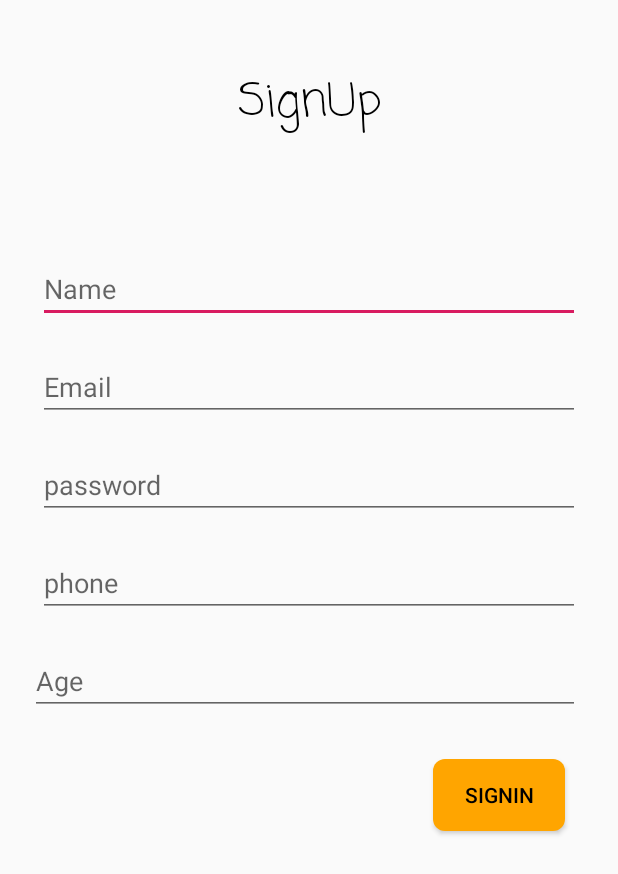
After one commit to CSEguys/COVID-Risk-Management, an Android app: the SignUpActivity screen opened directly, with no data from a screen before it, on a phone screen of 412 x 824 dp. The commit adds this screen. Shown: the top 874 px of the screen. Run offline under Robolectric (Android 15) with nearby library versions, the phone set to English and light mode, and no system bars; our stand-ins replace Firebase (no records; nobody signed in at launch, a user with empty details on screens opened directly).

Commit message:
signUp implementation

```diff
--- a/app/src/main/AndroidManifest.xml
+++ b/app/src/main/AndroidManifest.xml
@@ -1,6 +1,8 @@
 <?xml version="1.0" encoding="utf-8"?>
 <manifest xmlns:android="http://schemas.android.com/apk/res/android"
     package="com.csedevs.covid_riskmangement">
+
+    <uses-permission android:name="android.permission.INTERNET" />
 
     <application
         android:allowBackup="true"
@@ -9,7 +11,8 @@
         android:roundIcon="@mipmap/ic_launcher_round"
         android:supportsRtl="true"
         android:theme="@style/AppTheme">
-        <activity android:name=".VolunteerOptionsActivity"></activity>
+        <activity android:name=".SignUpActivity"></activity>
+        <activity android:name=".VolunteerOptionsActivity" />
         <activity android:name=".volunteerActivity" />
         <activity android:name=".MainActivity">
             <intent-filter>
--- /dev/null
+++ b/app/src/main/java/com/csedevs/covid_riskmangement/SignUpActivity.java
@@ -0,0 +1,129 @@
+package com.csedevs.covid_riskmangement;
+
+import androidx.annotation.NonNull;
+import androidx.appcompat.app.AppCompatActivity;
+
+import android.os.Bundle;
+import android.view.View;
+import android.widget.Button;
+import android.widget.EditText;
+import android.widget.Toast;
+
+import com.google.android.gms.tasks.OnCompleteListener;
+import com.google.android.gms.tasks.OnSuccessListener;
+import com.google.android.gms.tasks.Task;
+import com.google.android.material.snackbar.Snackbar;
+import com.google.firebase.auth.AuthResult;
+import com.google.firebase.auth.FirebaseAuth;
+import com.google.firebase.database.DatabaseReference;
+import com.google.firebase.database.FirebaseDatabase;
+
+public class SignUpActivity extends AppCompatActivity {
+
+    //Components...
+    EditText namegetter, agegetter, mailgetter, pwdgetter, phgetter;
+    Button getin;
+
+    //Auth Related inits...
+    FirebaseAuth firebaseAuth;
+    DatabaseReference databaseReference;
+
+    //Var to hold hardcoded values....
+    String name, age, mail, pwd, phone;
+
+    //DataModel class....
+    SignUpData signUpData;
+
+    @Override
+    protected void onCreate(Bundle savedInstanceState) {
+        super.onCreate(savedInstanceState);
+        setContentView(R.layout.activity_sign_up);
+
+        //Lnking the xml to hard coded java....
+        namegetter = findViewById(R.id.namegetter);
+        agegetter = findViewById(R.id.agegetter);
+        mailgetter = findViewById(R.id.mailgetter);
+        pwdgetter = findViewById(R.id.pwdgetter);
+        phgetter = findViewById(R.id.phgetter);
+        getin = findViewById(R.id.getin);
+
+
+        //initialising fireBase data...
+        firebaseAuth = FirebaseAuth.getInstance();
+        databaseReference = FirebaseDatabase.getInstance().getReference("root/users");
+
+        getin.setOnClickListener(new View.OnClickListener() {
+            @Override
+            public void onClick(View view) {
+
+                /**
+                1. Get input from the components..
+                2. Create an Auth with the given mail id....
+                3. Also create a dataModel in realTime DB and Upload the other information accordingly...
+                */
+
+                getData();
+
+                /*Second Step*/
+                if(!mail.isEmpty() && !pwd.isEmpty()){
+                    firebaseAuth.createUserWithEmailAndPassword(mail,pwd)
+                            .addOnCompleteListener(new OnCompleteListener<AuthResult>() {
+                                @Override
+                                public void onComplete(@NonNull Task<AuthResult> task) {
+                                    Toast.makeText(SignUpActivity.this, "Hpala", Toast.LENGTH_SHORT).show();
+                                    if(task.isSuccessful()){
+                                        Toast.makeText(SignUpActivity.this, "Success"+name, Toast.LENGTH_SHORT).show();
+                                        uploadData();
+
+                                    }else{
+                                        Toast.makeText(SignUpActivity.this, "I DOnt why", Toast.LENGTH_SHORT).show();
+                                    }
+                                }
+                            });
+                }else{
+                    Snackbar snackbar = Snackbar
+                            .make(view, "Fill all fields..", Snackbar.LENGTH_LONG);
+                    snackbar.show();
+                }
+
+            }
+        });
+
+    }
+
+    private void uploadData() {
+
+        //Using the mail part instead of the uniqueId..
+        //removing the @domainName.com from the mail Id....
+        databaseReference.child(signUpData.getMail().substring(0,signUpData.getMail().indexOf('@'))).setValue(signUpData)
+                .addOnSuccessListener(new OnSuccessListener<Void>() {
+                    @Override
+                    public void onSuccess(Void aVoid) {
+                        Toast.makeText(SignUpActivity.this,"Successful",Toast.LENGTH_LONG);
+                    }
+                });
+
+    }
+
+    private void getData() {
+
+        /*First Step*/
+        name = namegetter.getText().toString();
+        age = agegetter.getText().toString();
+        mail = mailgetter.getText().toString();
+        pwd = pwdgetter.getText().toString();
+        phone = phgetter.getText().toString();
+
+        //instantiating the object with the strings above to be sent the RTDB...
+        signUpData = new SignUpData();
+
+        //Using the setters....
+        signUpData.setName(name);
+        signUpData.setAge(age);
+        signUpData.setMail(mail);
+        signUpData.setPwd(pwd);
+        signUpData.setPhone(phone);
+
+    }
+
+}
--- a/app/src/main/res/drawable/btnormal.xml
+++ b/app/src/main/res/drawable/btnormal.xml
@@ -1,7 +1,7 @@
 <?xml version="1.0" encoding="utf-8"?>
 <shape xmlns:android="http://schemas.android.com/apk/res/android" android:shape="rectangle">
 
-    <solid android:color="#00f"/>
+    <solid android:color="#ffa500"/>
     <corners android:radius="8dp"/>
 
 </shape>
--- /dev/null
+++ b/app/src/main/res/layout/activity_sign_up.xml
@@ -0,0 +1,93 @@
+<?xml version="1.0" encoding="utf-8"?>
+<ScrollView xmlns:android="http://schemas.android.com/apk/res/android"
+    xmlns:app="http://schemas.android.com/apk/res-auto"
+    xmlns:tools="http://schemas.android.com/tools"
+    android:layout_width="match_parent"
+    android:layout_height="match_parent"
+    tools:context=".SignUpActivity">
+
+    <RelativeLayout
+        android:layout_width="match_parent"
+        android:layout_height="match_parent">
+
+        <TextView
+            android:id="@+id/header"
+            android:layout_width="match_parent"
+            android:layout_height="120sp"
+            android:text="\nSignUp"
+            android:fontFamily="casual"
+            android:textAlignment="center"
+            android:textSize="30sp"
+            android:textColor="#000"/>
+
+        <EditText
+            android:id="@+id/namegetter"
+            android:layout_width="match_parent"
+            android:layout_height="wrap_content"
+            android:layout_below="@id/header"
+            android:layout_marginLeft="25dp"
+            android:layout_marginRight="25dp"
+            android:layout_marginTop="50dp"
+            android:hint="Name"/>
+
+        <EditText
+            android:id="@+id/mailgetter"
+            android:layout_width="match_parent"
+            android:layout_marginLeft="25dp"
+            android:layout_marginRight="25dp"
+            android:layout_height="wrap_content"
+            android:inputType="textWebEmailAddress"
+            android:layout_below="@id/namegetter"
+            android:layout_marginTop="20dp"
+            android:hint="Email"/>
+
+        <EditText
+            android:id="@+id/pwdgetter"
+            android:layout_width="match_parent"
+            android:layout_height="wrap_content"
+            android:layout_below="@id/mailgetter"
+            android:inputType="textPassword"
+            android:layout_marginTop="20dp"
+            android:layout_marginLeft="25dp"
+            android:layout_marginRight="25dp"
+            android:hint="password"/>
+
+        <EditText
+            android:id="@+id/phgetter"
+            android:inputType="number"
+            android:layout_width="match_parent"
+            android:layout_height="wrap_content"
+            android:layout_below="@id/pwdgetter"
+            android:layout_marginTop="20dp"
+            android:layout_marginLeft="25dp"
+            android:layout_marginRight="25dp"
+            android:hint="phone"/>
+
+        <EditText
+            android:id="@+id/agegetter"
+            android:layout_width="match_parent"
+            android:layout_height="wrap_content"
+            android:inputType="number"
+            android:layout_below="@id/phgetter"
+            android:layout_marginTop="20dp"
+            android:layout_marginLeft="20dp"
+            android:layout_marginRight="25dp"
+            android:hint="Age"/>
+
+        <Button
+            android:id="@+id/getin"
+            android:layout_width="wrap_content"
+            android:layout_height="wrap_content"
+            android:layout_below="@id/agegetter"
+            android:layout_alignParentRight="true"
+            android:layout_marginRight="35dp"
+            android:layout_marginTop="29dp"
+            android:background="@drawable/btnormal"
+            android:padding="8dp"
+            android:text="SignIn"
+            android:textColor="#000"
+            android:layout_marginBottom="50dp"/>
+
+    </RelativeLayout>
+
+</ScrollView>
```
Also changed, not shown: app/build.gradle (+6 -6 lines), app/src/main/java/com/csedevs/covid_riskmangement/MainActivity.java (+14 -4 lines), app/src/main/java/com/csedevs/covid_riskmangement/SignUpData.java (added, +45 -0 lines), app/src/main/java/com/csedevs/covid_riskmangement/VolunteerOptionsActivity.java (deleted, +0 -14 lines), app/src/main/java/com/csedevs/covid_riskmangement/volunteerActivity.java (deleted, +0 -75 lines), app/src/main/res/layout/activity_main.xml (+21 -3 lines), app/src/main/res/layout/activity_volunteer.xml (deleted, +0 -86 lines), app/src/main/res/layout/activity_volunteer_options.xml (deleted, +0 -9 lines), 1 other file.
